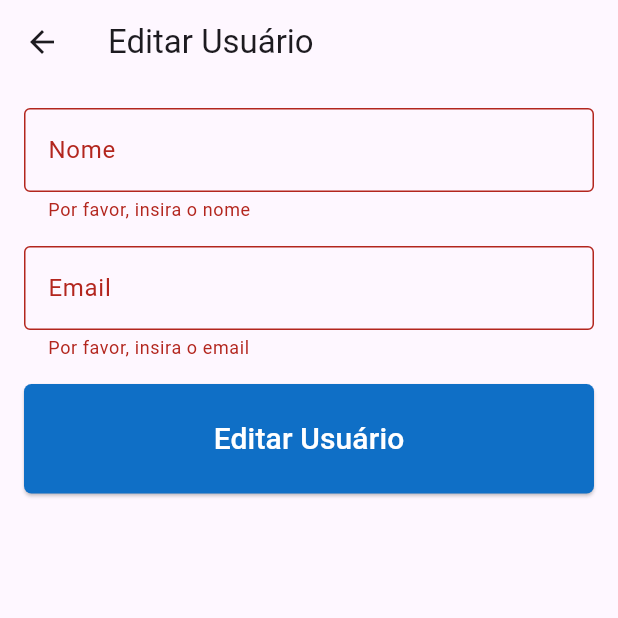
After one commit to Grupo01Biopark/SagaFlutter, a Flutter app: the EditUserPage screen opened directly, after a tap on "Editar Usuário", on a phone screen of 412 x 824 dp, the top half of it. The commit adds this screen. Run offline on Flutter 3.47's test engine with Material 3 defaults, Android fonts, the phone set to English and light mode, and no system bars; our stand-ins replace syncfusion_flutter_charts; accounts and stored records are empty; network calls fail.

Commit message:
modulo de usuarios

```diff
--- a/lib/pages/checklists/checklists_editar.dart
+++ b/lib/pages/checklists/checklists_editar.dart
@@ -107,7 +107,11 @@ class _EditChecklistPage extends State<EditChecklistPage> {
               SizedBox(height: 16),
               ElevatedButton(
                 onPressed: _saveChecklist,
-                child: Text('Salvar Alterações'),
+                child: Text('Editar Checklist',
+                    style: TextStyle(
+                      color: Colors.white,
+                      fontSize: 20,
+                    )),
                 style: ElevatedButton.styleFrom(
                   backgroundColor: Color(0xFF0F6FC6),
                   padding: EdgeInsets.symmetric(horizontal: 24, vertical: 22),
--- /dev/null
+++ b/lib/pages/user/user_editar.dart
@@ -0,0 +1,145 @@
+import 'package:flutter/material.dart';
+import 'package:http/http.dart' as http;
+import 'dart:convert';
+
+class EditUserPage extends StatefulWidget {
+  final int userId; // Recebe o ID do usuário para ser editado
+
+  EditUserPage({required this.userId});
+
+  @override
+  _EditUserPageState createState() => _EditUserPageState();
+}
+
+class _EditUserPageState extends State<EditUserPage> {
+  final _formKey = GlobalKey<FormState>();
+
+  // Controladores para os campos de texto
+  final TextEditingController _nameController = TextEditingController();
+  final TextEditingController _emailController = TextEditingController();
+
+  @override
+  void initState() {
+    super.initState();
+    _fetchUserData(); // Carrega os dados do usuário para edição
+  }
+
+  Future<void> _fetchUserData() async {
+    final response = await http.get(Uri.parse(
+        "http://127.0.0.1:8080/usuarios/listar/${widget.userId}"));
+
+    if (response.statusCode == 200) {
+      var utf8Response = utf8.decode(response.bodyBytes);
+      var userData = json.decode(utf8Response);
+
+      setState(() {
+        _nameController.text = userData['user']['name'];
+        _emailController.text = userData['user']['email'];
+      });
+    } else {
+      throw Exception('Falha ao carregar dados do usuário');
+    }
+  }
+
+  Future<void> _editUser() async {
+    if (_formKey.currentState!.validate()) {
+      final apiUrl =
+          "http://127.0.0.1:8080/usuarios/editar/${widget.userId}";
+
+      Map<String, dynamic> userData = {
+        "name": _nameController.text,
+        "email": _emailController.text,
+      };
+
+      final response = await http.post(
+        Uri.parse(apiUrl),
+        headers: {"Content-Type": "application/json"},
+        body: json.encode(userData),
+      );
+
+      if (response.statusCode == 200) {
+        ScaffoldMessenger.of(context).showSnackBar(
+          SnackBar(content: Text('Usuário editado com sucesso!')),
+        );
+        Navigator.of(context).pushReplacementNamed('/usuario');
+      } else {
+        var utf8Response = utf8.decode(response.bodyBytes);
+        var responseJson = json.decode(utf8Response);
+
+        ScaffoldMessenger.of(context).showSnackBar(
+          SnackBar(content: Text(responseJson['message'])),
+        );
+      }
+    }
+  }
+
+  @override
+  Widget build(BuildContext context) {
+    return Scaffold(
+      appBar: AppBar(
+        title: Text('Editar Usuário'),
+      ),
+      body: Padding(
+        padding: const EdgeInsets.all(16.0),
+        child: Form(
+          key: _formKey,
+          child: ListView(
+            children: [
+              TextFormField(
+                controller: _nameController,
+                decoration: InputDecoration(
+                    labelText: 'Nome', border: OutlineInputBorder()),
+                validator: (value) {
+                  if (value == null || value.isEmpty) {
+                    return 'Por favor, insira o nome';
+                  }
+                  return null;
+                },
+              ),
+              SizedBox(height: 16),
+              TextFormField(
+                controller: _emailController,
+                decoration: InputDecoration(
+                    labelText: 'Email', border: OutlineInputBorder()),
+                validator: (value) {
+                  if (value == null || value.isEmpty) {
+                    return 'Por favor, insira o email';
+                  }
+                  return null;
+                },
+              ),
+              SizedBox(height: 16),
+              ElevatedButton(
+                onPressed: _editUser,
+                child: Text(
+                  'Editar Usuário',
+                  style: TextStyle(
+                    color: Colors.white,
+                    fontSize: 20,
+                  ),
+                ),
+                style: ElevatedButton.styleFrom(
+                  backgroundColor: Color(0xFF0F6FC6),
+                  padding: EdgeInsets.symmetric(horizontal: 24, vertical: 22),
+                  shape: RoundedRectangleBorder(
+                    borderRadius: BorderRadius.circular(5),
+                  ),
+                ),
+              ),
+            ],
+          ),
+        ),
+      ),
+    );
+  }
+}
+
+void main() {
+  runApp(MaterialApp(
+    home: EditUserPage(userId: 1), // Passe o ID do usuário para edição
+    theme: ThemeData(
+      primarySwatch: Colors.blueGrey,
+      visualDensity: VisualDensity.adaptivePlatformDensity,
+    ),
+  ));
+}
```
Also changed, not shown: lib/app.dart (+13 -4 lines), lib/pages/certificado/certificado.dart (+47 -25 lines), lib/pages/empresa/empresa_editar.dart (+15 -2 lines), lib/pages/login/tela_cadastro_user.dart (+28 -12 lines), lib/pages/login/tela_login.dart (+0 -20 lines), lib/pages/user/user.dart (added, +189 -0 lines), lib/widgets/custom_drawer.dart (+22 -1 lines).
